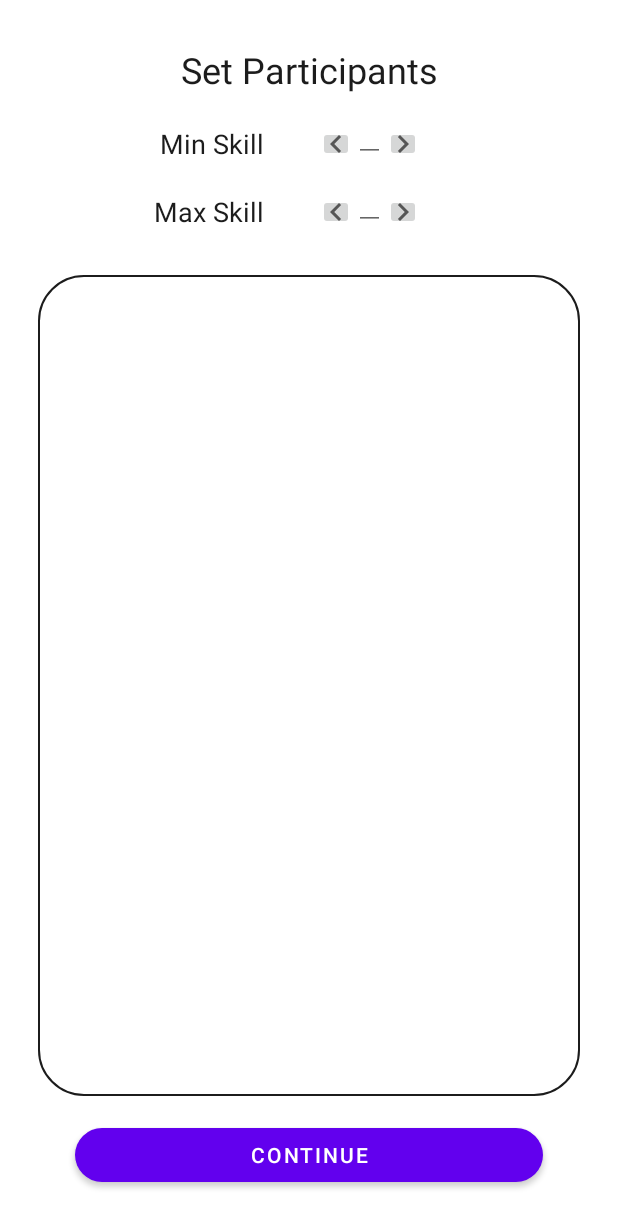
After one commit to Xkoranate-Mobile-Development-Team/Xkoranate-Mobile, an Android app: the SetParticipantsFragment screen opened through its navigation route, on a phone screen of 412 x 824 dp. The commit adds this screen. Shown: the top 1228 px of the screen. Run offline under Robolectric (Android 15) with nearby library versions, the light colour scheme and no system bars; our stand-ins replace data binding; 1 statement that could not run was skipped.

Commit message:
update: new screens
Took 1 hour 49 minutes

```diff
--- /dev/null
+++ b/app/src/main/java/com/xkoranate/ui/HomeFragment.kt
@@ -0,0 +1,41 @@
+package com.xkoranate.ui
+
+import android.os.Bundle
+import androidx.fragment.app.Fragment
+import android.view.LayoutInflater
+import android.view.View
+import android.view.ViewGroup
+import com.xkoranate.R
+import com.xkoranate.databinding.FragmentHomeBinding
+import com.xkoranate.databinding.FragmentSetParticipantsBinding
+
+
+class HomeFragment : Fragment() {
+
+    private var binding: FragmentHomeBinding? = null
+
+    override fun onCreate(savedInstanceState: Bundle?) {
+        super.onCreate(savedInstanceState)
+
+    }
+
+    override fun onCreateView(
+        inflater: LayoutInflater, container: ViewGroup?,
+        savedInstanceState: Bundle?
+    ): View? {
+        binding = FragmentHomeBinding.inflate(inflater)
+        return binding?.root
+    }
+
+    companion object {
+
+        @JvmStatic
+        fun newInstance() =
+            HomeFragment()
+    }
+
+    override fun onDestroy() {
+        super.onDestroy()
+        binding = null
+    }
+}
--- /dev/null
+++ b/app/src/main/java/com/xkoranate/ui/SetParticipantsFragment.kt
@@ -0,0 +1,40 @@
+package com.xkoranate.ui
+
+import android.os.Bundle
+import androidx.fragment.app.Fragment
+import android.view.LayoutInflater
+import android.view.View
+import android.view.ViewGroup
+import com.xkoranate.R
+import com.xkoranate.databinding.FragmentSetParticipantsBinding
+
+
+class SetParticipantsFragment : Fragment() {
+
+    private var binding: FragmentSetParticipantsBinding? = null
+
+    override fun onCreate(savedInstanceState: Bundle?) {
+        super.onCreate(savedInstanceState)
+
+    }
+
+    override fun onCreateView(
+        inflater: LayoutInflater, container: ViewGroup?,
+        savedInstanceState: Bundle?
+    ): View? {
+        binding = FragmentSetParticipantsBinding.inflate(inflater)
+        return binding?.root
+    }
+
+    companion object {
+
+        @JvmStatic
+        fun newInstance() =
+            SetParticipantsFragment()
+    }
+
+    override fun onDestroy() {
+        super.onDestroy()
+        binding = null
+    }
+}
--- /dev/null
+++ b/app/src/main/res/drawable/ic_baseline_chevron_left_24.xml
@@ -0,0 +1,10 @@
+<vector xmlns:android="http://schemas.android.com/apk/res/android"
+    android:width="24dp"
+    android:height="24dp"
+    android:viewportWidth="24"
+    android:viewportHeight="24"
+    android:tint="?attr/colorControlNormal">
+  <path
+      android:fillColor="@android:color/white"
+      android:pathData="M15.41,7.41L14,6l-6,6 6,6 1.41,-1.41L10.83,12z"/>
+</vector>
--- /dev/null
+++ b/app/src/main/res/drawable/ic_baseline_chevron_right_24.xml
@@ -0,0 +1,10 @@
+<vector xmlns:android="http://schemas.android.com/apk/res/android"
+    android:width="24dp"
+    android:height="24dp"
+    android:viewportWidth="24"
+    android:viewportHeight="24"
+    android:tint="?attr/colorControlNormal">
+  <path
+      android:fillColor="@android:color/white"
+      android:pathData="M10,6L8.59,7.41 13.17,12l-4.58,4.59L10,18l6,-6z"/>
+</vector>
--- /dev/null
+++ b/app/src/main/res/drawable/recycler_view_bg.xml
@@ -0,0 +1,9 @@
+<?xml version="1.0" encoding="utf-8"?>
+<shape xmlns:android="http://schemas.android.com/apk/res/android"
+       android:shape="rectangle">
+
+    <stroke android:width="1dp"
+            android:color="@color/black"/>
+    <corners android:radius="30dp"/>
+
+</shape>
--- a/app/src/main/res/layout/activity_main.xml
+++ b/app/src/main/res/layout/activity_main.xml
@@ -1,18 +1,27 @@
 <?xml version="1.0" encoding="utf-8"?>
-<androidx.constraintlayout.widget.ConstraintLayout xmlns:android="http://schemas.android.com/apk/res/android"
+<androidx.drawerlayout.widget.DrawerLayout
+    xmlns:android="http://schemas.android.com/apk/res/android"
     xmlns:app="http://schemas.android.com/apk/res-auto"
     xmlns:tools="http://schemas.android.com/tools"
     android:layout_width="match_parent"
     android:layout_height="match_parent"
     tools:context=".ui.MainActivity">
 
-    <TextView
+    <androidx.fragment.app.FragmentContainerView
+        android:name="androidx.navigation.fragment.NavHostFragment"
+        android:id="@+id/nav_host_fragment"
+        android:layout_width="match_parent"
+        android:layout_height="match_parent"
+        app:defaultNavHost="true"
+        app:navGraph="@navigation/nav_graph"/>
+
+
+    <com.google.android.material.navigation.NavigationView
+        android:id="@+id/nav_view"
         android:layout_width="wrap_content"
-        android:layout_height="wrap_content"
-        android:text="Hello World!"
-        app:layout_constraintBottom_toBottomOf="parent"
-        app:layout_constraintLeft_toLeftOf="parent"
-        app:layout_constraintRight_toRightOf="parent"
-        app:layout_constraintTop_toTopOf="parent" />
+        android:layout_height="match_parent"
+        android:layout_gravity="start"
+        android:fitsSystemWindows="true"
+        app:menu="@menu/main_menu"/>
 
-</androidx.constraintlayout.widget.ConstraintLayout>
+</androidx.drawerlayout.widget.DrawerLayout>
--- /dev/null
+++ b/app/src/main/res/layout/fragment_set_participants.xml
@@ -0,0 +1,137 @@
+<?xml version="1.0" encoding="utf-8"?>
+<layout xmlns:android="http://schemas.android.com/apk/res/android"
+        xmlns:tools="http://schemas.android.com/tools" xmlns:app="http://schemas.android.com/apk/res-auto"
+        tools:context=".ui.SetParticipantsFragment">
+
+    <androidx.constraintlayout.widget.ConstraintLayout
+        android:layout_width="match_parent"
+        android:layout_height="match_parent">
+
+        <TextView
+            android:id="@+id/tv_set_participants"
+            android:layout_width="wrap_content"
+            android:layout_height="wrap_content"
+            app:layout_constraintTop_toTopOf="parent"
+            app:layout_constraintStart_toStartOf="parent"
+            app:layout_constraintEnd_toEndOf="parent"
+            android:layout_marginTop="30dp"
+            android:text="Set Participants"
+            style="@style/TextViewMedium"/>
+
+        <androidx.constraintlayout.widget.Guideline
+            android:id="@+id/guide"
+            android:layout_width="wrap_content"
+            android:layout_height="wrap_content"
+            android:orientation="vertical"
+            app:layout_constraintGuide_percent="0.5"/>
+
+        <TextView
+            android:id="@+id/tv_min_skill"
+            android:layout_width="wrap_content"
+            android:layout_height="wrap_content"
+            app:layout_constraintBottom_toBottomOf="@id/edit_text_min_skill"
+            app:layout_constraintEnd_toStartOf="@id/guide"
+            android:text="Min Skill"
+            android:layout_marginEnd="30dp"
+            style="@style/TextViewSmall"/>
+
+        <EditText
+            android:id="@+id/edit_text_min_skill"
+            android:layout_width="wrap_content"
+            android:layout_height="wrap_content"
+            android:layout_marginStart="30dp"
+            app:layout_constraintStart_toEndOf="@id/guide"
+            app:layout_constraintTop_toBottomOf="@id/tv_set_participants"/>
+
+        <ImageButton
+            android:id="@+id/btn_increase_min"
+            android:layout_width="24dp"
+            android:layout_height="24dp"
+            android:src="@drawable/ic_baseline_chevron_right_24"
+            app:layout_constraintStart_toEndOf="@id/edit_text_min_skill"
+            app:layout_constraintBottom_toBottomOf="@id/edit_text_min_skill"/>
+
+        <ImageButton
+            android:id="@+id/btn_decrease_min"
+            android:layout_width="24dp"
+            android:layout_height="24dp"
+            android:src="@drawable/ic_baseline_chevron_left_24"
+            app:layout_constraintEnd_toStartOf="@id/edit_text_min_skill"
+            app:layout_constraintBottom_toBottomOf="@id/edit_text_min_skill"/>
+
+
+        <TextView
+            android:id="@+id/tv_max_skill"
+            android:layout_width="wrap_content"
+            android:layout_height="wrap_content"
+            app:layout_constraintBottom_toBottomOf="@id/edit_text_max_skill"
+            app:layout_constraintEnd_toStartOf="@id/guide"
+            android:text="Max Skill"
+            android:layout_marginEnd="30dp"
+            style="@style/TextViewSmall"/>
+
+        <EditText
+            android:id="@+id/edit_text_max_skill"
+            android:layout_width="wrap_content"
+            android:layout_height="wrap_content"
+            android:layout_marginStart="30dp"
+            app:layout_constraintStart_toEndOf="@id/guide"
+            app:layout_constraintTop_toBottomOf="@id/tv_min_skill"/>
+
+        <ImageButton
+            android:id="@+id/btn_increase_max"
+            android:layout_width="24dp"
+            android:layout_height="24dp"
+            android:src="@drawable/ic_baseline_chevron_right_24"
+            app:layout_constraintStart_toEndOf="@id/edit_text_max_skill"
+            app:layout_constraintBottom_toBottomOf="@id/edit_text_max_skill"/>
+
+        <ImageButton
+            android:id="@+id/btn_decrease_max"
+            android:layout_width="24dp"
+            android:layout_height="24dp"
+            android:src="@drawable/ic_baseline_chevron_left_24"
+            app:layout_constraintEnd_toStartOf="@id/edit_text_max_skill"
+            app:layout_constraintBottom_toBottomOf="@id/edit_text_max_skill"/>
+
+        <RelativeLayout
+            android:id="@+id/recyclerView_container"
+            android:layout_width="0dp"
+            android:layout_height="0dp"
+            app:layout_constraintTop_toBottomOf="@id/tv_max_skill"
+            app:layout_constraintStart_toStartOf="parent"
+            app:layout_constraintEnd_toEndOf="parent"
+            app:layout_constraintBottom_toTopOf="@id/btn_continue"
+            android:layout_marginBottom="15dp"
+            android:layout_marginStart="25dp"
+            android:layout_marginEnd="25dp"
+            android:background="@drawable/recycler_view_bg"
+            android:layout_marginTop="30dp"
+            android:padding="10dp">
+
+            <androidx.recyclerview.widget.RecyclerView
+                android:layout_width="match_parent"
+                android:layout_height="match_parent"
+                android:layout_centerInParent="true"/>
+
+
+        </RelativeLayout>
+
+        <com.google.android.material.button.MaterialButton
+            android:id="@+id/btn_continue"
+            android:layout_width="0dp"
+            android:layout_height="wrap_content"
+            app:cornerRadius="30dp"
+            android:text="Continue"
+            android:layout_marginBottom="30dp"
+            android:layout_marginEnd="50dp"
+            android:layout_marginStart="50dp"
+            app:layout_constraintStart_toStartOf="parent"
+            app:layout_constraintEnd_toEndOf="parent"
+            app:layout_constraintBottom_toBottomOf="parent"
+        />
+
+
+    </androidx.constraintlayout.widget.ConstraintLayout>
+
+</layout>
--- /dev/null
+++ b/app/src/main/res/menu/main_menu.xml
@@ -0,0 +1,26 @@
+<?xml version="1.0" encoding="utf-8"?>
+<menu xmlns:android="http://schemas.android.com/apk/res/android">
+
+    <group android:checkableBehavior="single">
+        <item
+            android:id="@+id/nav_user"
+            android:title="User"/>
+
+        <item
+            android:id="@+id/nav_match_day"
+            android:title="Match Day"/>
+
+        <item
+            android:id="@+id/nav_result"
+            android:title="Result"/>
+
+        <item
+            android:id="@+id/nav_settings"
+            android:title="Setting"/>
+
+        <item
+            android:id="@+id/nav_log_out"
+            android:title="Log out"/>
+    </group>
+
+</menu>
--- /dev/null
+++ b/app/src/main/res/navigation/nav_graph.xml
@@ -0,0 +1,16 @@
+<?xml version="1.0" encoding="utf-8"?>
+<navigation xmlns:android="http://schemas.android.com/apk/res/android"
+            xmlns:app="http://schemas.android.com/apk/res-auto"
+            android:id="@+id/nav_graph" app:startDestination="@id/homeFragment"
+            xmlns:tools="http://schemas.android.com/tools">
+
+    <fragment android:id="@+id/homeFragment"
+              android:name="com.xkoranate.ui.HomeFragment"
+              android:label="HomeFragment"
+              tools:layout="@layout/fragment_home"/>
+    <fragment android:id="@+id/setParticipantsFragment" android:name="com.xkoranate.ui.SetParticipantsFragment"
+              android:label="fragment_set_participants" tools:layout="@layout/fragment_set_participants"/>
+    <fragment android:id="@+id/matchDayFragment" android:name="com.xkoranate.ui.MatchDayFragment"
+              android:label="MatchDayFragment"
+              tools:layout="@layout/fragment_match_day"/>
+</navigation>
--- a/app/src/main/res/values/strings.xml
+++ b/app/src/main/res/values/strings.xml
@@ -18,4 +18,6 @@
     <string name="sun_12_dec">Sun, 12 Dec</string>
     <string name="v">V</string>
     <string name="_9_00_pm">9:00 pm</string>
+    <!-- TODO: Remove or change this placeholder text -->
+    <string name="hello_blank_fragment">Hello blank fragment</string>
 </resources>
--- a/app/src/main/res/values/styles.xml
+++ b/app/src/main/res/values/styles.xml
@@ -20,4 +20,13 @@
         <item name="android:textColor">@color/black</item>
     </style>
 
+    <style name="TextViewMedium">
+        <item name="android:textSize">24sp</item>
+        <item name="android:textColor">@color/black</item>
+    </style>
+
+    <style name="TextViewSmall">
+        <item name="android:textSize">18sp</item>
+        <item name="android:textColor">@color/black</item>
+    </style>
 </resources>
--- a/build.gradle
+++ b/build.gradle
@@ -8,13 +8,16 @@ buildscript {
 
     }
     dependencies {
-        classpath 'com.android.tools.build:gradle:3.6.3'
+        classpath 'com.android.tools.build:gradle:4.0.0'
         classpath "org.jetbrains.kotlin:kotlin-gradle-plugin:$kotlin_version"
 
         classpath 'com.google.gms:google-services:4.3.4'
 
         // NOTE: Do not place your application dependencies here; they belong
         // in the individual module build.gradle files
+
+        def nav_version = "2.3.3"
+        classpath "androidx.navigation:navigation-safe-args-gradle-plugin:$nav_version"
     }
 }
 
```
Also changed, not shown: app/build.gradle (+22 -3 lines), app/src/main/java/com/xkoranate/db/Sport.kt (added, +20 -0 lines), app/src/main/java/com/xkoranate/ui/MatchDayFragment.kt (added, +42 -0 lines), app/src/main/res/layout/fragment_home.xml (added, +64 -0 lines), app/src/main/res/layout/fragment_match_day.xml (added, +60 -0 lines), app/src/main/res/layout/recyclerview_child.xml (+10 -9 lines), gradle/wrapper/gradle-wrapper.properties.
